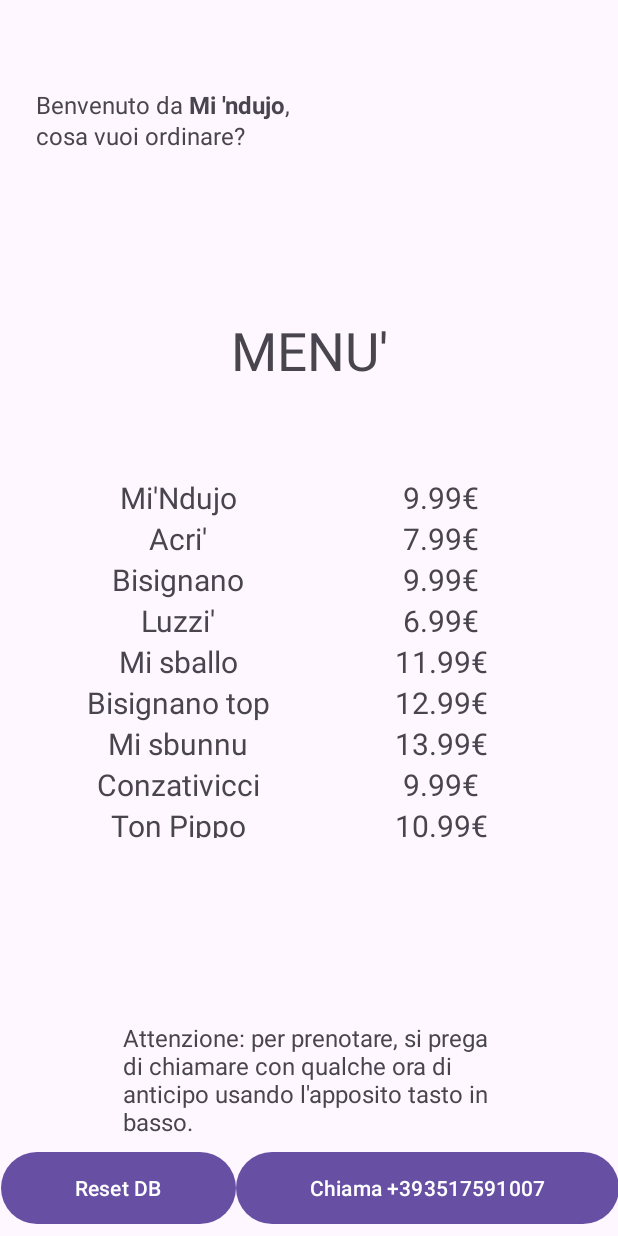
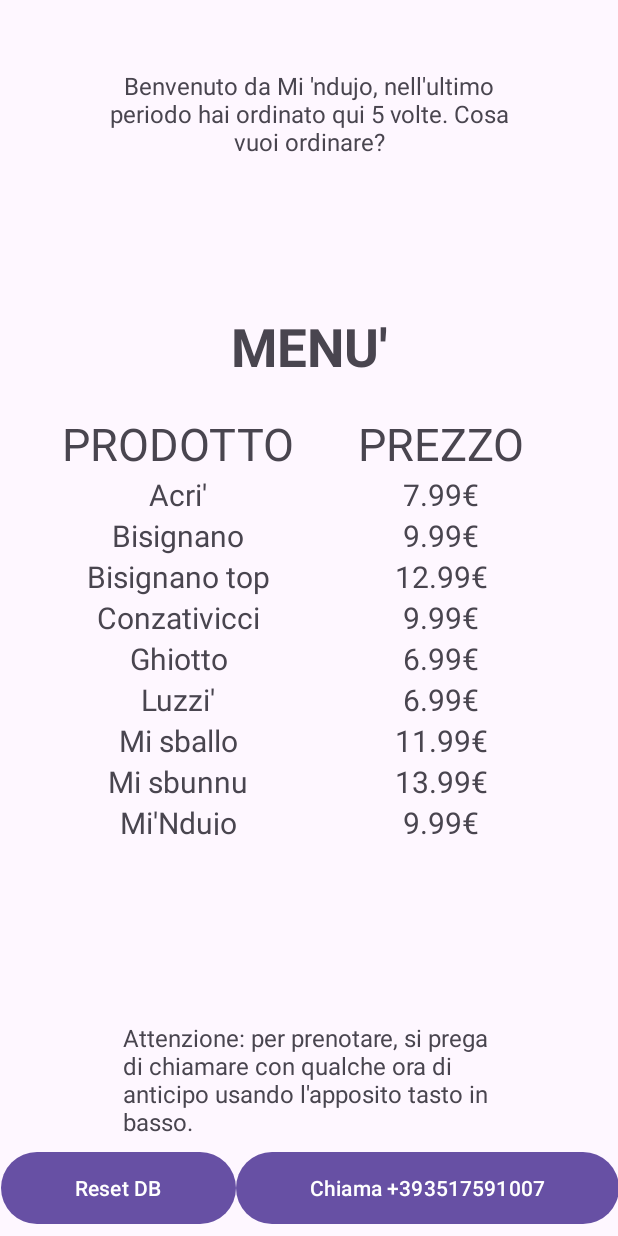
Before and after one commit to PhilaMaster/CiboInClick, an Android app: the screen it shows after launch (Ristorante), on a phone screen of 412 x 824 dp. Run offline under Robolectric (Android 15) with nearby library versions, the phone set to English and light mode, and no system bars.

Commit message:
giorni settimana + sistemate textview + fix query menù

```diff
--- a/app/src/main/java/com/example/myapplication/Ristorante.kt
+++ b/app/src/main/java/com/example/myapplication/Ristorante.kt
@@ -4,7 +4,6 @@ import android.content.Intent
 import android.database.sqlite.SQLiteDatabase
 import android.net.Uri
 import android.os.Bundle
-import android.text.Html
 import android.util.Log
 import android.view.View
 import android.widget.Button
@@ -13,9 +12,12 @@ import android.widget.TableRow
 import android.widget.TextView
 import android.widget.Toast
 import androidx.appcompat.app.AppCompatActivity
+import java.time.DayOfWeek
+import java.time.LocalDate
 
 class Ristorante : AppCompatActivity() {
-    //@SuppressLint("SetTextI18n") sussone
+    private var numPrenotazioni = 0
+    private var nomeRistorante:String? = null
     override fun onCreate(savedInstanceState: Bundle?) {
         super.onCreate(savedInstanceState)
         setContentView(R.layout.activity_main)
@@ -23,15 +25,14 @@ class Ristorante : AppCompatActivity() {
         //ricevo i valori dalle activity precedenti tramite intents
         val idRistorante = "1"//la ricevo da andrea
         val tipoRistorante = "panino"//ricevo da andrea
-        var nomeRistorante: String? = null
         var telefonoRistorante: String? = null
 
         //inizializzo database e prendo i valori del ristorante
         val dbHelper = MyDbHelper(this)
         val db: SQLiteDatabase = dbHelper.writableDatabase //apro il db
-        var columns = arrayOf("nome","telefono")
+        var columns = arrayOf("nome","telefono","numPrenotazioni")
         var where = "_id = ?"
-        var whereArgs = arrayOf(idRistorante)//deve prendere i valori da
+        var whereArgs = arrayOf(idRistorante)
         var cursor = db.query("Ristorante",columns,where,whereArgs,null,null,null)
 
         if(cursor.moveToFirst()){
@@ -40,6 +41,9 @@ class Ristorante : AppCompatActivity() {
 
             val indexPrezzo = cursor.getColumnIndex("telefono")
             telefonoRistorante = cursor.getString(indexPrezzo)
+
+            val indexPrenotazioni = cursor.getColumnIndex("numPrenotazioni")
+            numPrenotazioni = cursor.getInt(indexPrenotazioni)
         }
         cursor.close()
 
@@ -52,8 +56,13 @@ class Ristorante : AppCompatActivity() {
 
         //query per riempire il menù del ristorante
         columns = arrayOf("nome","prezzo")
-        where = "tipo = ?"
-        whereArgs = arrayOf("panino")//deve prendere i valori da
+        if (tipoRistorante != "tutto"){
+            where = "ristorante = ? AND tipo = ?"
+            whereArgs = arrayOf(idRistorante, tipoRistorante)
+        }else {
+            where = "ristorante = ?"
+            whereArgs = arrayOf(idRistorante)
+        }
         cursor = db.query("Menu",columns,where,whereArgs,null,null,null)
 
 
@@ -93,6 +102,8 @@ class Ristorante : AppCompatActivity() {
         buttonTelefono.setOnClickListener{
             val intent = Intent(Intent.ACTION_DIAL, Uri.parse("tel:$telefonoRistorante"))
             startActivity(intent)
+            Toast.makeText(this,"Prenotazione effettuata con successo, aggiornamento database in corso...",Toast.LENGTH_LONG).show()
+            aggiungiPrenotazione(idRistorante,getGiornoString(LocalDate.now().dayOfWeek),db)
         }
 
         val buttonRecensioni = findViewById<Button>(R.id.buttonRecensioni)
@@ -109,22 +120,14 @@ class Ristorante : AppCompatActivity() {
         }
     }
 
-
-
-/*
-PER INSERIRE IN RISTORANTE
-INSERT INTO Ristorante (_id,nome,telefono,longitudine,latitudine)
-VALUES
-(1,"Mammare",3495639913,39.34433996327592, 16.244342723497894)
-
-
- PER INSERIRE IN MENU'
- INSERT INTO Menu (ristorante,nome,tipo,prezzo)
-VALUES
-(2,"Mi sballo", "Panino",12.50)
-
- */
-
+    internal fun aggiungiPrenotazione(idRistorante: String, giornoString: String, db:SQLiteDatabase) {
+        numPrenotazioni++
+        val stringhe = arrayOf(numPrenotazioni, giornoString, idRistorante)
+        db.execSQL("UPDATE Ristorante SET numPrenotazioni=?, ultimoGiorno = ? WHERE _id=?", stringhe)
+        //aggiorno scritta di benvenuto con il nuovo contatore
+        val tvNomeRistorante = findViewById<TextView>(R.id.nomeRistorante)
+        tvNomeRistorante.text = getString(R.string.benvenuto,nomeRistorante,numPrenotazioni)
+    }
 
     private fun inizializzaTesto(nomeRistorante:String?,telefonoRistorante:String?){
         if ( (nomeRistorante==null) || (telefonoRistorante==null)){//controllo sulle query
@@ -132,12 +135,29 @@ VALUES
         }
 
 
-        val sourceString = "Benvenuto da <b> $nomeRistorante</b>,<br> cosa vuoi ordinare?"
+
         //mytextview.setText(Html.fromHtml(sourceString));
         val tvNomeRistorante = findViewById<TextView>(R.id.nomeRistorante)
-        tvNomeRistorante.text = Html.fromHtml(sourceString,0)
-        //tvNomeRistorante.text = "Benvenuto da $nomeRistorante, cosa vuoi ordinare?"
+        tvNomeRistorante.text = getString(R.string.benvenuto,nomeRistorante,numPrenotazioni)
         val buttonTelefono = findViewById<Button>(R.id.buttonTelefono)
         buttonTelefono.text = getString(R.string.chiamaTel, telefonoRistorante)//"Chiama +39$telefonoRistorante"
+
+        val textView1 = findViewById<TextView>(R.id.textView1)
+        textView1.text = getString(R.string.Prodotto)
+        val textView2 = findViewById<TextView>(R.id.textView2)
+        textView2.text = getString(R.string.Prezzo)
+    }
+
+    //per avere il giorno della settimana attuale -> LocalDate.now().dayOfWeek
+    private fun getGiornoString(giorno:DayOfWeek): String {
+        when(giorno){
+            DayOfWeek.MONDAY -> return getString(R.string.lunedì)
+            DayOfWeek.TUESDAY -> return getString(R.string.martedì)
+            DayOfWeek.WEDNESDAY -> return getString(R.string.mercoledì)
+            DayOfWeek.THURSDAY -> return getString(R.string.giovedì)
+            DayOfWeek.FRIDAY -> return getString(R.string.venerdì)
+            DayOfWeek.SATURDAY -> return getString(R.string.sabato)
+            DayOfWeek.SUNDAY -> return getString(R.string.domenica)
+        }
     }
 }
--- a/app/src/main/java/com/example/myapplication/myDbHelper.kt
+++ b/app/src/main/java/com/example/myapplication/myDbHelper.kt
@@ -7,9 +7,9 @@ import android.database.sqlite.SQLiteOpenHelper
 
 class MyDbHelper(context: Context): SQLiteOpenHelper(context, "mydatabase.db", null, 1) {
     override fun onCreate(p0: SQLiteDatabase) {
-        p0.execSQL("CREATE TABLE Ristorante (_id INTEGER PRIMARY KEY AUTOINCREMENT, nome TEXT, telefono TEXT, longitudine REAL, latitudine REAL);")
-        p0.execSQL("CREATE TABLE Menu (ristorante INTEGER,nome TEXT, tipo TEXT, prezzo REAL, PRIMARY KEY (ristorante,nome), FOREIGN KEY (ristorante) REFERENCES Ristorante(id));")
-        p0.execSQL("CREATE TABLE Recensione (ristorante INTEGER,nomeRecensore TEXT, votoPrezzo REAL, votoCibo REAL, PRIMARY KEY (ristorante,nomeRecensore), FOREIGN KEY (ristorante) REFERENCES Ristorante(id));")
+        p0.execSQL("CREATE TABLE Ristorante (_id INTEGER PRIMARY KEY NOT NULL, nome TEXT NOT NULL, telefono TEXT NOT NULL, numPrenotazioni INTEGER NOT NULL, ultimoGiorno TEXT, longitudine REAL NOT NULL, latitudine REAL NOT NULL);")
+        p0.execSQL("CREATE TABLE Menu (ristorante INTEGER NOT NULL,nome TEXT NOT NULL, tipo TEXT NOT NULL, prezzo REAL NOT NULL, PRIMARY KEY (ristorante,nome), FOREIGN KEY (ristorante) REFERENCES Ristorante(id));")
+        p0.execSQL("CREATE TABLE Recensione (ristorante INTEGER NOT NULL,nomeRecensore TEXT, votoPrezzo REAL NOT NULL, votoCibo REAL NOT NULL, PRIMARY KEY (ristorante,nomeRecensore), FOREIGN KEY (ristorante) REFERENCES Ristorante(id));")
 
         p0.execSQL("INSERT INTO Menu (ristorante,nome,tipo,prezzo) VALUES" +
                 "(1,\"Mi'Ndujo\",\"panino\",9.99)," +
@@ -25,8 +25,8 @@ class MyDbHelper(context: Context): SQLiteOpenHelper(context, "mydatabase.db", n
                 "(1,\"Vegetariano\",\"panino\",6.99)," +
                 "(2,\"Caruso\",\"pizza\",12.50);")
 
-        p0.execSQL("INSERT INTO Ristorante (_id,nome,telefono,longitudine,latitudine) VALUES " +
-                "(1,\"Mi 'ndujo\",\"3517591007\",39.35363861160489, 16.23595023170938);")
+        p0.execSQL("INSERT INTO Ristorante (_id,nome,telefono,numPrenotazioni, ultimoGiorno, longitudine,latitudine) VALUES " +
+                "(1,\"Mi 'ndujo\",\"3517591007\",5,\"martedì\",39.35363861160489, 16.23595023170938);")
     }
     /*
 
--- a/app/src/main/res/layout/activity_main.xml
+++ b/app/src/main/res/layout/activity_main.xml
@@ -58,17 +58,15 @@
         android:id="@+id/constraint2Layout"
         android:layout_width="409dp"
         android:layout_height="151dp"
-        android:layout_marginTop="4dp"
         app:layout_constraintEnd_toEndOf="parent"
-        app:layout_constraintHorizontal_bias="1.0"
         app:layout_constraintStart_toStartOf="parent"
         app:layout_constraintTop_toTopOf="parent">
 
         <TextView
             android:id="@+id/nomeRistorante"
-            android:layout_width="367dp"
+            android:layout_width="300dp"
             android:layout_height="wrap_content"
-            android:text="NomeNegozio"
+            android:textAlignment="center"
             android:textSize="16sp"
             app:layout_constraintBottom_toBottomOf="parent"
             app:layout_constraintEnd_toEndOf="parent"
@@ -82,8 +80,9 @@
         android:layout_marginTop="46dp"
 
         android:layout_marginBottom="11dp"
-        android:text="MENU'"
+        android:text="@string/Menù"
         android:textSize="35sp"
+        android:textStyle="bold"
         app:layout_constraintBottom_toTopOf="@+id/scrollView"
         app:layout_constraintEnd_toEndOf="parent"
         app:layout_constraintStart_toStartOf="parent"
@@ -104,6 +103,7 @@
             android:layout_height="wrap_content">
 
             <TableRow
+                android:id="@+id/tablerow1"
                 android:layout_width="match_parent"
                 android:layout_height="match_parent">
 
@@ -112,19 +112,17 @@
                     android:layout_width="175dp"
                     android:layout_height="wrap_content"
                     android:textAlignment="center"
-                    android:textSize="30sp"
-                    tools:text="Prodotto" />
+                    android:textSize="30sp" />
 
                 <TextView
                     android:id="@+id/textView2"
                     android:layout_width="175dp"
                     android:layout_height="wrap_content"
                     android:textAlignment="center"
-                    android:textSize="30sp"
-                    tools:text="Prezzo" />
+                    android:textSize="30sp" />
             </TableRow>
 
-            <TableRow/>
+            <TableRow android:id="@+id/tablerow2" />
         </TableLayout>
 
 
--- a/app/src/main/res/values/strings.xml
+++ b/app/src/main/res/values/strings.xml
@@ -5,4 +5,17 @@
     <string name="buttonChiama">Prenota</string>
     <string name="chiamaTel">Chiama +39%1$s</string>
     <string name="prezzo">%1$.2f€</string>
+    <string name="Prezzo">PREZZO</string>
+    <string name="Prodotto">PRODOTTO</string>
+    <string name="Menù">MENU\'</string>
+    <string name="benvenuto">Benvenuto da %1$s, nell\'ultimo periodo hai ordinato qui %2$d volte. Cosa vuoi ordinare?</string>
+
+    <string name="lunedì">lunedì</string>
+    <string name="martedì">martedì</string>
+    <string name="mercoledì">mercoledì</string>
+    <string name="giovedì">giovedì</string>
+    <string name="venerdì">venerdì</string>
+    <string name="sabato">sabato</string>
+    <string name="domenica">domenica</string>
+
 </resources>
```
